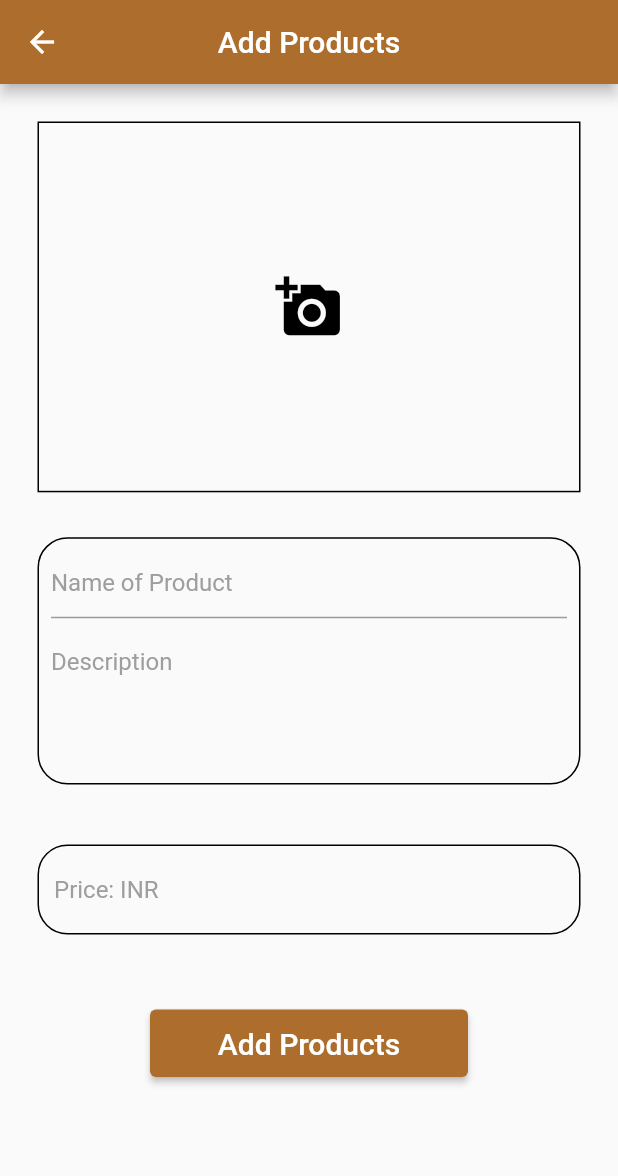
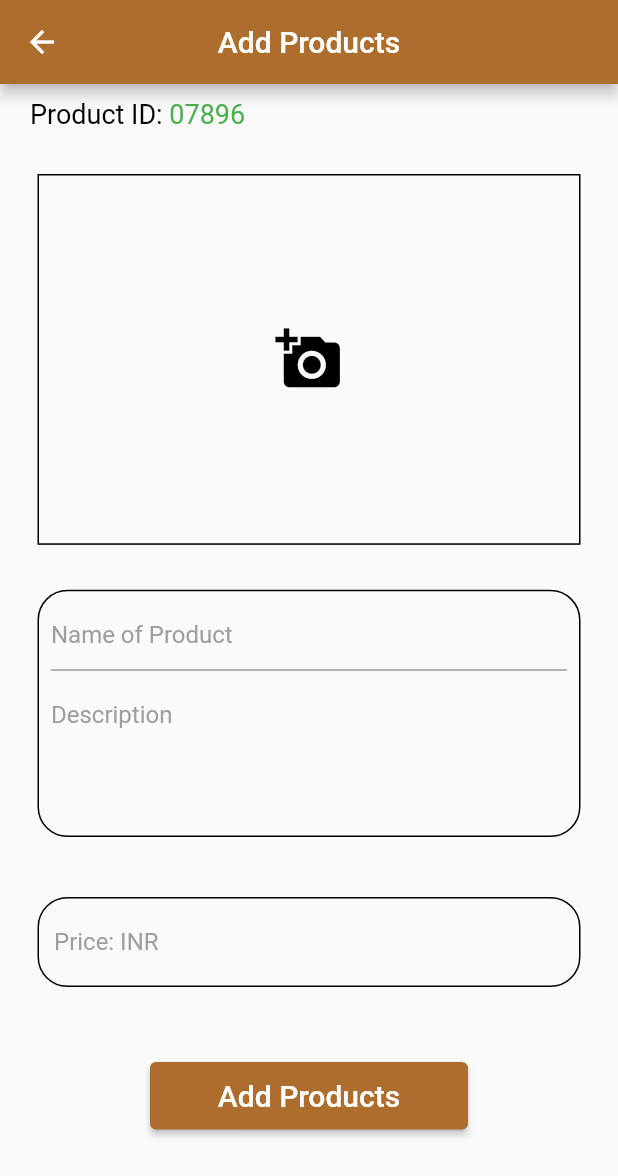
Before and after one commit to harsh082ip/AdvancedDeliverySystem-flutter, a Flutter app: the CostumerHome screen opened directly, after a tap on the "add" icon, on a phone screen of 412 x 824 dp. Shown: the top 1176 px of the screen. Run offline on Flutter 3.47's test engine with Material 2 defaults, Android fonts, the phone set to English and light mode, and no system bars; our stand-ins replace cloud_firestore, firebase_auth, firebase_core, firebase_storage, get, image_picker; accounts and stored records are empty.

Commit message:
Product upload and fetch functionality added

```diff
--- /dev/null
+++ b/lib/controllers/fetch_products.dart
@@ -0,0 +1,15 @@
+import 'package:cloud_firestore/cloud_firestore.dart';
+
+class FetchProducts {
+  // for seller
+  static Stream<QuerySnapshot> fetchProductsforSeller(String seller_id) {
+    if (seller_id.isNotEmpty) {
+      return FirebaseFirestore.instance
+          .collection('products')
+          .where('seller id', isEqualTo: seller_id)
+          .snapshots();
+    } else {
+      return Stream.empty();
+    }
+  }
+}
--- a/lib/controllers/firebase_auth.dart
+++ b/lib/controllers/firebase_auth.dart
@@ -2,7 +2,7 @@ import 'dart:developer';
 
 import 'package:advanced_delivery_system/models/users.dart';
 import 'package:advanced_delivery_system/views/screen/Auth/otp_page.dart';
-import 'package:advanced_delivery_system/views/screen/costumer/costumer_home.dart';
+import 'package:advanced_delivery_system/views/screen/seller/seller_home.dart';
 import 'package:cloud_firestore/cloud_firestore.dart';
 import 'package:firebase_auth/firebase_auth.dart';
 import 'package:flutter/material.dart';
@@ -166,6 +166,7 @@ class Auth extends GetxController {
           .get();
 
       if (snapshot.docs.isNotEmpty) {
+        log('docs not empty');
         final item = snapshot.docs[0].data() as Map<String, dynamic>;
         Get.offAll(CostumerHome(
           currentuser: item['uid'],
--- a/lib/controllers/upload_product.dart
+++ b/lib/controllers/upload_product.dart
@@ -1,6 +1,8 @@
 import 'dart:developer';
 import 'dart:io';
 
+import 'package:advanced_delivery_system/models/products.dart';
+import 'package:cloud_firestore/cloud_firestore.dart';
 import 'package:firebase_auth/firebase_auth.dart';
 import 'package:firebase_core/firebase_core.dart';
 import 'package:firebase_storage/firebase_storage.dart';
@@ -9,19 +11,43 @@ import 'package:path/path.dart';
 
 class Upload_Products {
   static void uploadProfilePic(
-      String imgPath, BuildContext context, String currentuser) async {
+      String imgPath,
+      BuildContext context,
+      String currentuser,
+      String prod_name,
+      String desc,
+      String price,
+      String prod_id) async {
+    log('in upload product func');
     final file = File(imgPath);
     String filename = basename(file.path);
-    log(filename);
+    log('base file name: ' + filename);
+    String? dwnURL;
     try {
       final Reference storageRef =
           FirebaseStorage.instance.ref().child('Users/$currentuser/$filename');
       final UploadTask uploadTask = storageRef.putFile(file);
-      String? dwnURL;
+
       await uploadTask.whenComplete(() async {
         final downloadURL = await storageRef.getDownloadURL();
         dwnURL = downloadURL;
         log('Profile uploaded to: $downloadURL');
+      });
+
+      Products products = Products(
+          prod_name: prod_name,
+          desc: desc,
+          price: price,
+          imgUrl: dwnURL.toString(),
+          seller_uid: currentuser,
+          product_id: prod_id);
+      log('collection in progress');
+      await FirebaseFirestore.instance
+          .collection('products')
+          .doc()
+          .set(products.toJson())
+          .then((value) {
+        Navigator.pop(context);
       });
       Navigator.pop(context);
 
--- a/lib/models/products.dart
+++ b/lib/models/products.dart
@@ -1,26 +1,26 @@
 class Products {
-  String name;
+  String prod_name;
   String desc;
   String price;
   String imgUrl;
-  String costumer_uid;
+  String seller_uid;
   String product_id;
 
   Products(
-      {required this.name,
+      {required this.prod_name,
       required this.desc,
       required this.price,
       required this.imgUrl,
-      required this.costumer_uid,
+      required this.seller_uid,
       required this.product_id});
 
   Map<String, dynamic> toJson() {
     return {
-      'name of product': name,
+      'name of product': prod_name,
       'description': desc,
       'price': price,
       'image Url': imgUrl,
-      'costumer id': costumer_uid,
+      'seller id': seller_uid,
       'product id': product_id,
     };
   }
--- a/lib/views/screen/Auth/login_screen.dart
+++ b/lib/views/screen/Auth/login_screen.dart
@@ -113,7 +113,8 @@ class _LoginScreenState extends State<LoginScreen> {
                   child: ElevatedButton(
                       style: ElevatedButton.styleFrom(
                           shape: const StadiumBorder(),
-                          backgroundColor: Color.fromARGB(255, 173, 109, 45)),
+                          backgroundColor:
+                              const Color.fromARGB(255, 173, 109, 45)),
                       onPressed: () {
                         Auth.instance.login(
                             phone.text, password.text, widget.role, context);
--- a/lib/views/screen/costumer/costumer_home.dart
+++ /dev/null
@@ -1,52 +0,0 @@
-import 'dart:developer';
-
-import 'package:advanced_delivery_system/views/screen/costumer/add_products.dart';
-import 'package:flutter/foundation.dart';
-import 'package:flutter/material.dart';
-import 'package:flutter/widgets.dart';
-import 'package:get/get.dart';
-import 'package:path/path.dart';
-
-class CostumerHome extends StatefulWidget {
-  String currentuser;
-  CostumerHome({super.key, required this.currentuser});
-
-  @override
-  State<CostumerHome> createState() => _CostumerHomeState();
-}
-
-class _CostumerHomeState extends State<CostumerHome> {
-  @override
-  void initState() {
-    // TODO: implement initState
-    super.initState();
-    log(widget.currentuser);
-  }
-
-  @override
-  Widget build(BuildContext context) {
-    return Scaffold(
-      appBar: AppBar(
-        title: Text(
-          'Products',
-          style: TextStyle(color: Colors.white),
-        ),
-        centerTitle: true,
-        backgroundColor: Color.fromARGB(255, 173, 109, 45),
-      ),
-      floatingActionButton: FloatingActionButton(
-        backgroundColor: Color.fromARGB(255, 173, 109, 45),
-        onPressed: () {
-          Get.to(Add_Products(
-            currentUser: widget.currentuser,
-          ));
-        },
-        child: Icon(Icons.add),
-      ),
-      body: Container(
-        height: MediaQuery.of(context).size.height,
-        width: MediaQuery.of(context).size.width,
-      ),
-    );
-  }
-}
--- a/lib/views/screen/landing_screen.dart
+++ b/lib/views/screen/landing_screen.dart
@@ -56,7 +56,7 @@ class _LandingScreenState extends State<LandingScreen> {
                     InkWell(
                       onTap: () {
                         Get.to(LoginScreen(
-                          role: 'admin',
+                          role: 'seller',
                         ));
                       },
                       child: Container(
@@ -74,7 +74,7 @@ class _LandingScreenState extends State<LandingScreen> {
                               width: 150,
                             ),
                             const Text(
-                              'Admin',
+                              'seller',
                               style: TextStyle(
                                   fontSize: 30.0, color: Colors.black),
                             )
--- a/lib/views/screen/costumer/add_products.dart
+++ b/lib/views/screen/seller/add_products.dart
@@ -3,6 +3,7 @@ import 'dart:io';
 
 import 'package:advanced_delivery_system/controllers/image_pick_controller.dart';
 import 'package:advanced_delivery_system/controllers/upload_product.dart';
+import 'package:advanced_delivery_system/views/widgets/product_id_gen.dart';
 import 'package:firebase_auth/firebase_auth.dart';
 import 'package:flutter/material.dart';
 import 'package:get/get.dart';
@@ -20,7 +21,7 @@ class _Add_ProductsState extends State<Add_Products> {
   final TextEditingController nameController = TextEditingController();
   final TextEditingController descController = TextEditingController();
   final TextEditingController priceController = TextEditingController();
-
+  String productId = ProductIDGenerator.generateUniqueId();
   @override
   Widget build(BuildContext context) {
     return Scaffold(
@@ -33,6 +34,23 @@ class _Add_ProductsState extends State<Add_Products> {
         child: SingleChildScrollView(
           child: Column(
             children: [
+              Container(
+                // decoration: BoxDecoration(color: Colors.grey),
+                margin: EdgeInsets.symmetric(horizontal: 20.0),
+                height: 40,
+                child: Row(
+                  children: [
+                    Text(
+                      'Product ID: ',
+                      style: TextStyle(color: Colors.black, fontSize: 18.0),
+                    ),
+                    Text(
+                      productId,
+                      style: TextStyle(color: Colors.green, fontSize: 18.0),
+                    )
+                  ],
+                ),
+              ),
               InkWell(
                 onTap: () async {
                   Get.defaultDialog(
@@ -57,7 +75,7 @@ class _Add_ProductsState extends State<Add_Products> {
                       // color: Colors.yellowAccent,
                       border: Border.all(color: Colors.black)),
                   margin:
-                      EdgeInsets.symmetric(horizontal: 25).copyWith(top: 25),
+                      EdgeInsets.symmetric(horizontal: 25).copyWith(top: 20),
                   height: MediaQuery.of(context).size.height * 0.3,
                   width: MediaQuery.of(context).size.width,
                   child: imgpath != null
@@ -88,6 +106,7 @@ class _Add_ProductsState extends State<Add_Products> {
                       margin: const EdgeInsets.symmetric(horizontal: 8.0)
                           .copyWith(top: 5.0),
                       child: TextFormField(
+                        controller: nameController,
                         decoration: const InputDecoration(
                             focusedBorder: UnderlineInputBorder(
                                 borderSide: BorderSide(color: Colors.black)),
@@ -103,6 +122,7 @@ class _Add_ProductsState extends State<Add_Products> {
                       constraints: BoxConstraints(
                           maxHeight: 115), // Adjust the maxHeight as needed
                       child: TextFormField(
+                        controller: descController,
                         textInputAction: TextInputAction.newline,
                         maxLines: null,
                         decoration: InputDecoration(
@@ -130,7 +150,8 @@ class _Add_ProductsState extends State<Add_Products> {
                     border: Border.all(color: Colors.black)),
                 child: Center(
                   child: TextFormField(
-                    decoration: InputDecoration(
+                    controller: priceController,
+                    decoration: const InputDecoration(
                         hintText: 'Price: INR',
                         hintStyle: TextStyle(
                           color: Colors.grey,
@@ -142,32 +163,41 @@ class _Add_ProductsState extends State<Add_Products> {
                 ),
               ),
               Container(
-                margin: EdgeInsets.only(top: 50.0),
+                margin: const EdgeInsets.only(top: 50.0),
                 width: MediaQuery.of(context).size.width,
-                padding: EdgeInsets.symmetric(horizontal: 100.0),
+                padding: const EdgeInsets.symmetric(horizontal: 100.0),
                 height: 45,
                 child: ElevatedButton(
                   style: ElevatedButton.styleFrom(
-                    backgroundColor: Color.fromARGB(255, 173, 109, 45),
+                    backgroundColor: const Color.fromARGB(255, 173, 109, 45),
                   ),
                   onPressed: () async {
                     Get.defaultDialog(
-                        content: Center(
-                      child: CircularProgressIndicator(
-                          color: Color.fromARGB(255, 173, 109, 45)),
-                    ));
-                    if (imgpath != null &&
+                        title: 'Uploading...',
+                        content: const Center(
+                          child: CircularProgressIndicator(
+                              color: Color.fromARGB(255, 173, 109, 45)),
+                        ));
+                    log(imgpath!.path);
+                    if (imgpath!.path != null &&
                         nameController.text.isNotEmpty &&
                         descController.text.isNotEmpty &&
                         priceController.text.isNotEmpty) {
+                      log('Begin upload');
                       Upload_Products.uploadProfilePic(
-                          imgpath!.path, context, widget.currentUser);
+                          imgpath!.path,
+                          context,
+                          widget.currentUser,
+                          nameController.text,
+                          descController.text,
+                          priceController.text,
+                          productId);
                     }
                     log(imgpath!.path);
 
                     log(widget.currentUser);
                   },
-                  child: Text(
+                  child: const Text(
                     'Add Products',
                     style: TextStyle(fontSize: 20.0),
                   ),
--- /dev/null
+++ b/lib/views/screen/seller/seller_home.dart
@@ -0,0 +1,91 @@
+import 'dart:developer';
+
+import 'package:advanced_delivery_system/controllers/fetch_products.dart';
+import 'package:advanced_delivery_system/views/screen/seller/add_products.dart';
+import 'package:cloud_firestore/cloud_firestore.dart';
+import 'package:flutter/foundation.dart';
+import 'package:flutter/material.dart';
+import 'package:flutter/widgets.dart';
+import 'package:get/get.dart';
+import 'package:path/path.dart';
+
+import '../../widgets/custom_list_tile.dart';
+
+class CostumerHome extends StatefulWidget {
+  String currentuser;
+  CostumerHome({super.key, required this.currentuser});
+
+  @override
+  State<CostumerHome> createState() => _CostumerHomeState();
+}
+
+class _CostumerHomeState extends State<CostumerHome> {
+  @override
+  void initState() {
+    // TODO: implement initState
+    super.initState();
+    log(widget.currentuser);
+  }
+
+  @override
+  Widget build(BuildContext context) {
+    return Scaffold(
+      drawer: Drawer(),
+      appBar: AppBar(
+        title: const Text(
+          'Products',
+          style: TextStyle(color: Colors.white),
+        ),
+        centerTitle: true,
+        backgroundColor: const Color.fromARGB(255, 173, 109, 45),
+      ),
+      floatingActionButton: FloatingActionButton(
+        backgroundColor: const Color.fromARGB(255, 173, 109, 45),
+        onPressed: () {
+          Get.to(Add_Products(
+            currentUser: widget.currentuser,
+          ));
+        },
+        child: const Icon(Icons.add),
+      ),
+      body: Container(
+        height: MediaQuery.of(context).size.height,
+        width: MediaQuery.of(context).size.width,
+        child: StreamBuilder<QuerySnapshot>(
+          stream: FetchProducts.fetchProductsforSeller(widget.currentuser),
+          builder: ((context, snapshot) {
+            if (snapshot.connectionState == ConnectionState.waiting) {
+              return Center(
+                child: CircularProgressIndicator(),
+              );
+            }
+
+            if (snapshot.hasError) {
+              return Center(
+                child: Text('Error: ${snapshot.error}'),
+              );
+            }
+
+            if (!snapshot.hasData || snapshot.data!.docs.isEmpty) {
+              return Center(
+                child: Text('No Products Added'),
+              );
+            }
+            final List<DocumentSnapshot> documents = snapshot.data!.docs;
+            return ListView.builder(
+                itemCount: documents.length,
+                itemBuilder: (context, index) {
+                  final item = documents[index].data() as Map<String, dynamic>;
+                  return CustomListTile(
+                    name: item['name of product'],
+                    desc: item['description'],
+                    imgUrl: item['image Url'],
+                    price: item['price'],
+                  );
+                });
+          }),
+        ),
+      ),
+    );
+  }
+}
--- /dev/null
+++ b/lib/views/widgets/product_id_gen.dart
@@ -0,0 +1,18 @@
+import 'dart:math';
+
+class ProductIDGenerator {
+  static String generateUniqueId() {
+    final random = Random();
+    // final alphabet = 'ABCDEFGHIJKLMNOPQRSTUVWXYZabcdefghijklmnopqrstuvwxyz';
+    final numbers = '0123456789';
+    final characters = numbers;
+
+    String uniqueId = '';
+
+    for (int i = 0; i < 5; i++) {
+      uniqueId += characters[random.nextInt(characters.length)];
+    }
+
+    return uniqueId;
+  }
+}
```
Also changed, not shown: lib/views/widgets/custom_list_tile.dart (added, +37 -0 lines).
